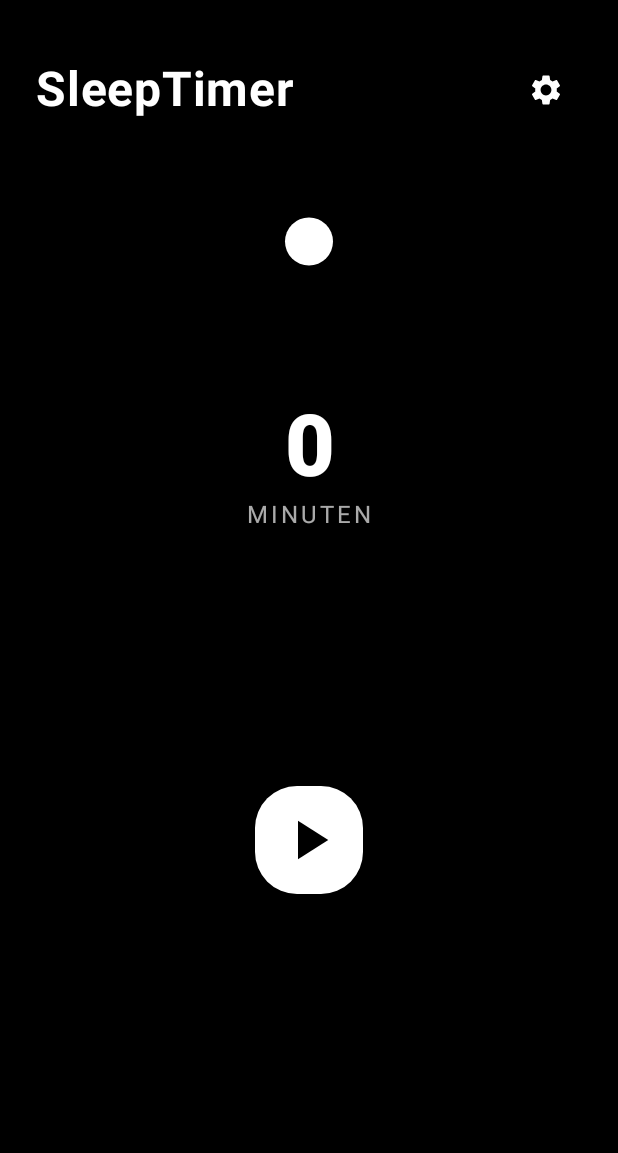
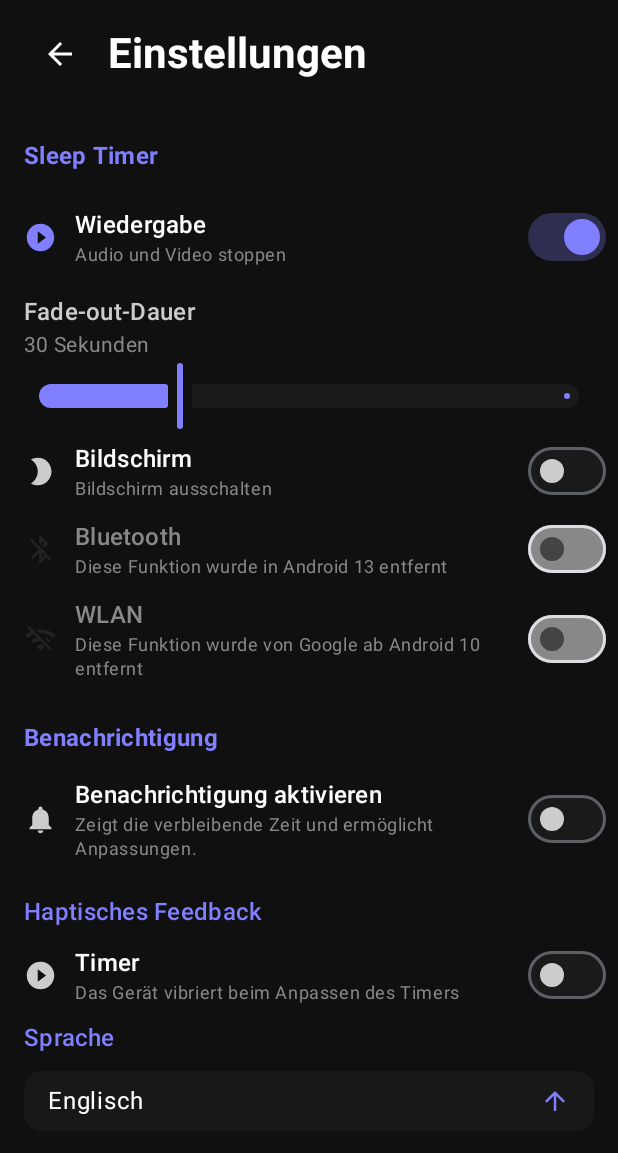
Before and after one commit to RicoStein/Snoozely, an Android app built with Jetpack Compose: the screen it shows after launch (MainActivity), after a tap on "Einstellungen", on a phone screen of 412 x 824 dp. Shown: the top 1153 px of the screen. Run offline under Robolectric (Android 15) with nearby library versions, the phone set to English and light mode, and no system bars.

Commit message:
Settings Screen und Lokalisierung

```diff
--- a/app/build.gradle.kts
+++ b/app/build.gradle.kts
@@ -41,7 +41,6 @@ android {
 
 dependencies {
 
-    implementation(libs.androidx.core.ktx)
     implementation(libs.androidx.lifecycle.runtime.ktx)
     implementation(libs.androidx.activity.compose)
     implementation(platform(libs.androidx.compose.bom))
@@ -56,7 +55,10 @@ dependencies {
     androidTestImplementation(libs.androidx.ui.test.junit4)
     debugImplementation(libs.androidx.ui.tooling)
     debugImplementation(libs.androidx.ui.test.manifest)
+
+
     implementation("androidx.compose.material:material-icons-extended:1.6.7")
     implementation("androidx.compose.ui:ui:1.6.0")
+    implementation("androidx.navigation:navigation-compose:2.7.7")
 
 }
--- a/app/src/main/java/com/tigonic/snoozely/MainActivity.kt
+++ b/app/src/main/java/com/tigonic/snoozely/MainActivity.kt
@@ -4,12 +4,12 @@ import android.os.Bundle
 import androidx.activity.ComponentActivity
 import androidx.activity.compose.setContent
 import androidx.activity.enableEdgeToEdge
-import androidx.compose.foundation.layout.fillMaxSize
-import androidx.compose.material3.Scaffold
+import androidx.compose.material3.*
 import androidx.compose.runtime.*
-import androidx.compose.ui.Modifier
+import androidx.navigation.compose.*
 import com.tigonic.snoozely.ui.screens.HomeScreen
 import com.tigonic.snoozely.ui.theme.SnoozelyTheme
+import com.tigonic.snoozely.ui.screens.SettingsScreen
 
 class MainActivity : ComponentActivity() {
     override fun onCreate(savedInstanceState: Bundle?) {
@@ -17,16 +17,21 @@ class MainActivity : ComponentActivity() {
         enableEdgeToEdge()
         setContent {
             SnoozelyTheme {
-                // Scaffold für Statusbar/Insets, falls gewünscht
-                Scaffold(modifier = Modifier.fillMaxSize()) { innerPadding ->
-                    // HomeScreen mit State und Dummy-Aktionen
-                    var isPlaying by remember { mutableStateOf(false) }
+                val navController = rememberNavController()
 
-                    HomeScreen(
-                        onSettingsClick = { /* TODO: Öffne Einstellungen */ },
-                        onPlayPauseClick = { isPlaying = !isPlaying },
-                        isPlaying = isPlaying
-                    )
+                NavHost(navController = navController, startDestination = "home") {
+                    composable("home") {
+                        var isPlaying by remember { mutableStateOf(false) }
+                        HomeScreen(
+                            onSettingsClick = { navController.navigate("settings") },
+                            onPlayPauseClick = { isPlaying = !isPlaying },
+                            isPlaying = isPlaying
+                        )
+                    }
+                    composable("settings") {
+                        // Hier wird NUR der importierte SettingsScreen benutzt!
+                        SettingsScreen(onBack = { navController.popBackStack() })
+                    }
                 }
             }
         }
--- a/app/src/main/java/com/tigonic/snoozely/ui/components/WheelSlider.kt
+++ b/app/src/main/java/com/tigonic/snoozely/ui/components/WheelSlider.kt
@@ -21,6 +21,8 @@ import androidx.compose.ui.text.font.FontWeight
 import androidx.compose.ui.unit.dp
 import androidx.compose.ui.unit.sp
 import kotlin.math.*
+import com.tigonic.snoozely.R
+import androidx.compose.ui.res.stringResource
 
 @Composable
 fun WheelSlider(
@@ -158,7 +160,7 @@ fun WheelSlider(
                 color = Color.White
             )
             Text(
-                text = "MINUTEN",
+                text = stringResource(R.string.minutes),
                 fontWeight = FontWeight.Normal,
                 color = Color(0xAAFFFFFF),
                 style = MaterialTheme.typography.titleMedium,
--- a/app/src/main/java/com/tigonic/snoozely/ui/screens/HomeScreen.kt
+++ b/app/src/main/java/com/tigonic/snoozely/ui/screens/HomeScreen.kt
@@ -14,8 +14,10 @@ import androidx.compose.runtime.*
 import androidx.compose.ui.Alignment
 import androidx.compose.ui.Modifier
 import androidx.compose.ui.graphics.Color
+import androidx.compose.ui.res.stringResource
 import androidx.compose.ui.text.font.FontWeight
 import androidx.compose.ui.unit.dp
+import com.tigonic.snoozely.R
 import com.tigonic.snoozely.ui.components.WheelSlider
 
 @Composable
@@ -46,7 +48,7 @@ fun HomeScreen(
                 verticalAlignment = Alignment.CenterVertically
             ) {
                 Text(
-                    text = "SleepTimer",
+                    text = stringResource(R.string.app_name),
                     fontSize = MaterialTheme.typography.headlineLarge.fontSize,
                     color = Color.White,
                     fontWeight = FontWeight.Bold
@@ -54,7 +56,7 @@ fun HomeScreen(
                 IconButton(onClick = onSettingsClick) {
                     Icon(
                         imageVector = Icons.Filled.Settings,
-                        contentDescription = "Einstellungen",
+                        contentDescription = stringResource(R.string.settings),
                         tint = Color.White
                     )
                 }
@@ -79,7 +81,7 @@ fun HomeScreen(
             ) {
                 Icon(
                     imageVector = if (isPlaying) Icons.Filled.Pause else Icons.Filled.PlayArrow,
-                    contentDescription = if (isPlaying) "Pause" else "Play",
+                    contentDescription = if (isPlaying) stringResource(R.string.pause) else stringResource(R.string.play),
                     tint = Color.Black,
                     modifier = Modifier.size(44.dp)
                 )
--- /dev/null
+++ b/app/src/main/java/com/tigonic/snoozely/ui/screens/SettingsScreen.kt
@@ -0,0 +1,327 @@
+package com.tigonic.snoozely.ui.screens
+
+import android.app.Activity
+import androidx.compose.foundation.background
+import androidx.compose.foundation.clickable
+import androidx.compose.foundation.layout.*
+import androidx.compose.material.icons.Icons
+import androidx.compose.material.icons.filled.*
+import androidx.compose.material3.*
+import androidx.compose.runtime.*
+import androidx.compose.ui.Alignment
+import androidx.compose.ui.Modifier
+import androidx.compose.ui.draw.rotate
+import androidx.compose.ui.graphics.Color
+import androidx.compose.ui.platform.LocalContext
+import androidx.compose.ui.res.stringResource
+import androidx.compose.ui.text.font.FontWeight
+import androidx.compose.ui.unit.dp
+import com.tigonic.snoozely.R
+import com.tigonic.snoozely.util.LocaleHelper
+import android.os.Build
+
+@Composable
+fun SettingsScreen(onBack: () -> Unit) {
+    var stopAudio by remember { mutableStateOf(true) }
+    var screenOff by remember { mutableStateOf(false) }
+    var notificationEnabled by remember { mutableStateOf(false) }
+    var timerVibrate by remember { mutableStateOf(false) }
+    var fadeOut by remember { mutableStateOf(30f) }
+
+    val context = LocalContext.current
+
+    Column(
+        modifier = Modifier
+            .fillMaxSize()
+            .background(Color(0xFF101010))
+            .padding(horizontal = 16.dp)
+            .padding(top = WindowInsets.statusBars.asPaddingValues().calculateTopPadding() + 12.dp)
+    ) {
+        // TopBar mit Back-Button
+        Row(
+            Modifier
+                .fillMaxWidth()
+                .padding(bottom = 16.dp),
+            verticalAlignment = Alignment.CenterVertically
+        ) {
+            IconButton(onClick = onBack) {
+                Icon(Icons.Default.ArrowBack, contentDescription = stringResource(R.string.back), tint = Color.White)
+            }
+            Spacer(Modifier.width(8.dp))
+            Text(
+                stringResource(R.string.settings),
+                color = Color.White,
+                style = MaterialTheme.typography.headlineMedium,
+                fontWeight = FontWeight.Bold
+            )
+        }
+
+        Spacer(Modifier.height(8.dp))
+
+        // Bereich: Sleep Timer (blauer Titel-Link)
+        Text(
+            stringResource(R.string.sleep_timer),
+            color = Color(0xFF7F7FFF),
+            fontWeight = FontWeight.Bold,
+            style = MaterialTheme.typography.titleMedium,
+            modifier = Modifier.padding(top = 8.dp, bottom = 16.dp)
+        )
+
+        // Wiedergabe stoppen (mit Switch)
+        SettingsRow(
+            icon = Icons.Default.PlayCircleFilled,
+            title = stringResource(R.string.playback),
+            subtitle = stringResource(R.string.stop_audio_video),
+            checked = stopAudio,
+            onCheckedChange = { stopAudio = it },
+            enabled = true
+        )
+
+        // Fade-Out Dauer (Slider)
+        Text(
+            stringResource(R.string.fade_out_duration),
+            color = Color.LightGray,
+            style = MaterialTheme.typography.titleMedium,
+            modifier = Modifier.padding(top = 12.dp)
+        )
+        Text(
+            stringResource(R.string.seconds, fadeOut.toInt()),
+            color = Color.Gray,
+            style = MaterialTheme.typography.bodyMedium
+        )
+        Slider(
+            value = fadeOut,
+            onValueChange = { fadeOut = it },
+            valueRange = 0f..120f,
+            steps = 11,
+            colors = SliderDefaults.colors(
+                activeTrackColor = Color(0xFF7F7FFF),
+                inactiveTrackColor = Color(0x33444444),
+                thumbColor = Color(0xFF7F7FFF),
+                activeTickColor = Color.Transparent,
+                inactiveTickColor = Color.Transparent
+            ),
+            modifier = Modifier.padding(horizontal = 8.dp)
+        )
+
+        // Bildschirm ausschalten
+        SettingsRow(
+            icon = Icons.Default.Brightness2,
+            title = stringResource(R.string.screen),
+            subtitle = stringResource(R.string.turn_off_screen),
+            checked = screenOff,
+            onCheckedChange = { screenOff = it },
+            enabled = true
+        )
+
+        // Bluetooth deaktiviert
+        SettingsRow(
+            icon = Icons.Default.BluetoothDisabled,
+            title = stringResource(R.string.bluetooth),
+            subtitle = stringResource(R.string.bluetooth_android_13_removed),
+            checked = false,
+            onCheckedChange = {},
+            enabled = false
+        )
+
+        // WLAN deaktiviert
+        SettingsRow(
+            icon = Icons.Default.WifiOff,
+            title = stringResource(R.string.wifi),
+            subtitle = stringResource(R.string.wifi_android_10_removed),
+            checked = false,
+            onCheckedChange = {},
+            enabled = false
+        )
+
+        Spacer(Modifier.height(12.dp))
+
+        // Benachrichtigung (blauer Titel-Link)
+        Text(
+            stringResource(R.string.notification),
+            color = Color(0xFF7F7FFF),
+            fontWeight = FontWeight.Bold,
+            style = MaterialTheme.typography.titleMedium,
+            modifier = Modifier.padding(top = 8.dp, bottom = 8.dp)
+        )
+
+        // Benachrichtigung aktivieren
+        SettingsRow(
+            icon = Icons.Default.Notifications,
+            title = stringResource(R.string.enable_notification),
+            subtitle = stringResource(R.string.show_remaining_time),
+            checked = notificationEnabled,
+            onCheckedChange = { notificationEnabled = it },
+            enabled = true
+        )
+
+        Spacer(Modifier.height(12.dp))
+
+        // Haptisches Feedback (als blauer Link)
+        Text(
+            stringResource(R.string.haptic_feedback),
+            color = Color(0xFF7F7FFF),
+            style = MaterialTheme.typography.titleMedium,
+            modifier = Modifier.padding(vertical = 4.dp)
+        )
+        SettingsRow(
+            icon = Icons.Default.PlayCircleFilled,
+            title = stringResource(R.string.timer),
+            subtitle = stringResource(R.string.device_vibrate_on_timer),
+            checked = timerVibrate,
+            onCheckedChange = { timerVibrate = it },
+            enabled = true
+        )
+
+        // Sprache wählen (Dropdown)
+        Text(
+            stringResource(R.string.language),
+            color = Color(0xFF7F7FFF),
+            style = MaterialTheme.typography.titleMedium,
+            modifier = Modifier.padding(vertical = 4.dp)
+        )
+        LanguageDropdown()
+    }
+}
+
+// Hilfsfunktion für eine Einstellungszeile
+@Composable
+fun SettingsRow(
+    icon: androidx.compose.ui.graphics.vector.ImageVector,
+    title: String,
+    subtitle: String,
+    checked: Boolean,
+    onCheckedChange: (Boolean) -> Unit,
+    enabled: Boolean = true
+) {
+    Row(
+        Modifier
+            .fillMaxWidth()
+            .padding(vertical = 6.dp),
+        verticalAlignment = Alignment.CenterVertically
+    ) {
+        Icon(
+            icon,
+            contentDescription = null,
+            tint = if (enabled && checked) Color(0xFF7F7FFF) else if (enabled) Color.LightGray else Color(0xFF222222),
+            modifier = Modifier.size(22.dp)
+        )
+        Spacer(Modifier.width(12.dp))
+        Column(
+            Modifier.weight(1f)
+        ) {
+            Text(
+                text = title,
+                color = if (enabled) Color.White else Color.Gray,
+                style = MaterialTheme.typography.titleMedium
+            )
+            Text(
+                text = subtitle,
+                color = Color.Gray,
+                style = MaterialTheme.typography.bodySmall
+            )
+        }
+        Switch(
+            checked = checked,
+            onCheckedChange = if (enabled) onCheckedChange else null,
+            enabled = enabled,
+            colors = SwitchDefaults.colors(
+                checkedThumbColor = Color(0xFF7F7FFF),
+                checkedTrackColor = Color(0x447F7FFF),
+                uncheckedThumbColor = Color.LightGray,
+                uncheckedTrackColor = Color(0x33444444),
+                disabledCheckedThumbColor = Color.DarkGray,
+                disabledCheckedTrackColor = Color.Gray,
+                disabledUncheckedThumbColor = Color.DarkGray,
+                disabledUncheckedTrackColor = Color.Gray
+            ),
+            modifier = Modifier.size(36.dp)
+        )
+    }
+}
+
+@Composable
+fun LanguageDropdown() {
+    val context = LocalContext.current
+    val activity = context as? Activity
+    var expanded by remember { mutableStateOf(false) }
+
+    // Sprachzuordnung: Anzeigename → ISO-Code
+    val languageMap = mapOf(
+        stringResource(R.string.german) to "de",
+        stringResource(R.string.english) to "en",
+        stringResource(R.string.french) to "fr"
+    )
+    val languages = languageMap.keys.toList()
+
+    // Hole aktuelle Sprache jedes Mal neu (immer im Compose-Kontext!)
+    val currentLangCode = if (Build.VERSION.SDK_INT >= Build.VERSION_CODES.TIRAMISU) {
+        context.resources.configuration.locales[0].language
+    } else {
+        @Suppress("DEPRECATION")
+        context.resources.configuration.locale.language
+    }
+    // Ermittle das aktuelle Label (aus Map, passend zum Sprach-Code)
+    val initialLabel = languageMap.entries.firstOrNull { it.value == currentLangCode }?.key ?: languages.first()
+
+    // selectedLanguage NICHT in remember block initialisieren!
+    var selectedLanguage by remember { mutableStateOf(initialLabel) }
+
+    // Update das Label, wenn sich die aktuelle Sprache geändert hat
+    LaunchedEffect(currentLangCode) {
+        val newLabel = languageMap.entries.firstOrNull { it.value == currentLangCode }?.key ?: languages.first()
+        selectedLanguage = newLabel
+    }
+
+    Box(
+        modifier = Modifier
+            .fillMaxWidth()
+            .padding(vertical = 6.dp)
+            .background(Color(0xFF181818), shape = MaterialTheme.shapes.medium)
+            .padding(horizontal = 16.dp, vertical = 6.dp)
+    ) {
+        Row(
+            modifier = Modifier
+                .fillMaxWidth()
+                .clickable { expanded = true }
+                .padding(vertical = 4.dp),
+            verticalAlignment = Alignment.CenterVertically
+        ) {
+            Text(
+                text = selectedLanguage,
+                color = Color.White,
+                style = MaterialTheme.typography.bodyLarge,
+                modifier = Modifier.weight(1f)
+            )
+            Icon(
+                imageVector = Icons.Default.ArrowBack,
+                contentDescription = null,
+                tint = Color(0xFF7F7FFF),
+                modifier = Modifier
+                    .size(20.dp)
+                    .rotate(90f)
+            )
+        }
+        DropdownMenu(
+            expanded = expanded,
+            onDismissRequest = { expanded = false },
+            modifier = Modifier.background(Color(0xFF242449))
+        ) {
+            languages.forEach { lang ->
+                DropdownMenuItem(
+                    text = { Text(lang, color = Color.White) },
+                    onClick = {
+                        selectedLanguage = lang
+                        expanded = false
+                        languageMap[lang]?.let { code ->
+                            if (activity != null) {
+                                // Sprache wechseln und App neustarten
+                                LocaleHelper.setAppLocaleAndRestart(activity, code)
+                            }
+                        }
+                    }
+                )
+            }
+        }
+    }
+}
--- /dev/null
+++ b/app/src/main/java/com/tigonic/snoozely/ui/theme/SnoozelyTheme.kt
@@ -0,0 +1,27 @@
+import androidx.compose.material3.MaterialTheme
+import androidx.compose.material3.darkColorScheme
+import androidx.compose.material3.Typography
+import androidx.compose.runtime.Composable
+import androidx.compose.ui.graphics.Color
+
+private val DarkColorScheme = darkColorScheme(
+    primary = Color(0xFF222222),
+    secondary = Color(0xFF7F7FFF),
+    background = Color(0xFF000000),
+    surface = Color(0xFF1A1A1A),
+    onPrimary = Color.White,
+    onSecondary = Color.Black,
+    onBackground = Color.White,
+    onSurface = Color.White
+)
+
+@Composable
+fun SnoozelyTheme(
+    content: @Composable () -> Unit
+) {
+    MaterialTheme(
+        colorScheme = DarkColorScheme,
+        typography = Typography(), // Falls du eigene Typography hast: Typography
+        content = content
+    )
+}
--- /dev/null
+++ b/app/src/main/java/com/tigonic/snoozely/util/LocaleHelper.kt.kt
@@ -0,0 +1,17 @@
+package com.tigonic.snoozely.util
+
+import android.app.Activity
+import android.content.Context
+import android.os.Build
+import android.os.LocaleList
+import android.app.LocaleManager
+
+object LocaleHelper {
+    fun setAppLocaleAndRestart(activity: Activity, language: String) {
+        if (Build.VERSION.SDK_INT >= Build.VERSION_CODES.TIRAMISU) {
+            val localeList = LocaleList.forLanguageTags(language)
+            activity.getSystemService(LocaleManager::class.java)?.applicationLocales = localeList
+        }
+        activity.recreate()
+    }
+}
--- a/app/src/main/res/values/strings.xml
+++ b/app/src/main/res/values/strings.xml
@@ -1,3 +1,29 @@
 <resources>
     <string name="app_name">Snoozely</string>
+    <string name="settings">Einstellungen</string>
+    <string name="sleep_timer">Sleep Timer</string>
+    <string name="playback">Wiedergabe</string>
+    <string name="stop_audio_video">Audio und Video stoppen</string>
+    <string name="fade_out_duration">Fade-out-Dauer</string>
+    <string name="seconds">%1$d Sekunden</string>
+    <string name="screen">Bildschirm</string>
+    <string name="turn_off_screen">Bildschirm ausschalten</string>
+    <string name="bluetooth">Bluetooth</string>
+    <string name="bluetooth_android_13_removed">Diese Funktion wurde in Android 13 entfernt</string>
+    <string name="wifi">WLAN</string>
+    <string name="wifi_android_10_removed">Diese Funktion wurde von Google ab Android 10 entfernt</string>
+    <string name="notification">Benachrichtigung</string>
+    <string name="enable_notification">Benachrichtigung aktivieren</string>
+    <string name="show_remaining_time">Zeigt die verbleibende Zeit und ermöglicht Anpassungen.</string>
+    <string name="haptic_feedback">Haptisches Feedback</string>
+    <string name="timer">Timer</string>
+    <string name="device_vibrate_on_timer">Das Gerät vibriert beim Anpassen des Timers</string>
+    <string name="language">Sprache</string>
+    <string name="german">Deutsch</string>
+    <string name="english">Englisch</string>
+    <string name="french">Französisch</string>
+    <string name="pause">Pause</string>
+    <string name="play">Play</string>
+    <string name="back">Zurück</string>
+    <string name="minutes">MINUTEN</string>
 </resources>
```
Also changed, not shown: 2 other files.
